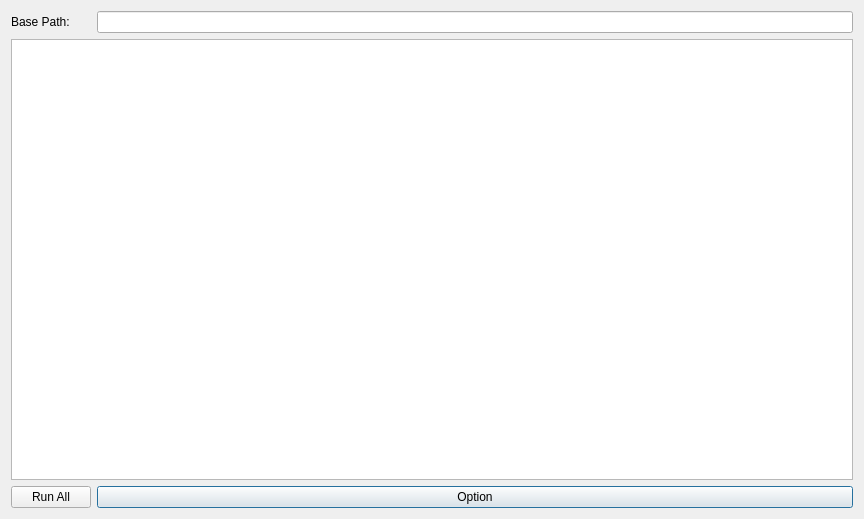
First picture: the form in safe_qgis/batch_runner_base.ui, repository feyeandal/inasafe, before the edit.
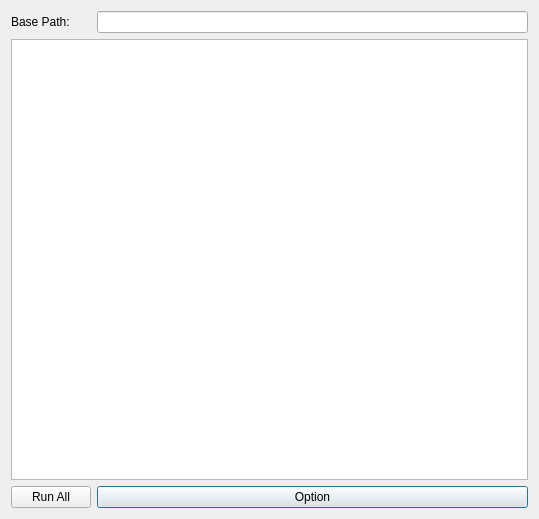
Second picture: the form after the edit. Custom widgets are drawn as their Qt base class.

Patch:
```diff
--- a/safe_qgis/batch_runner_base.ui
+++ b/safe_qgis/batch_runner_base.ui
@@ -6,7 +6,7 @@
    <rect>
     <x>0</x>
     <y>0</y>
-    <width>864</width>
+    <width>539</width>
     <height>519</height>
    </rect>
   </property>
@@ -15,7 +15,14 @@
   </property>
   <layout class="QGridLayout" name="gridLayout">
    <item row="1" column="0" colspan="2">
-    <widget class="QListView" name="lvTask"/>
+    <widget class="QListView" name="lvTask">
+     <property name="minimumSize">
+      <size>
+       <width>450</width>
+       <height>0</height>
+      </size>
+     </property>
+    </widget>
    </item>
    <item row="0" column="0">
     <widget class="QLabel" name="label">
```
